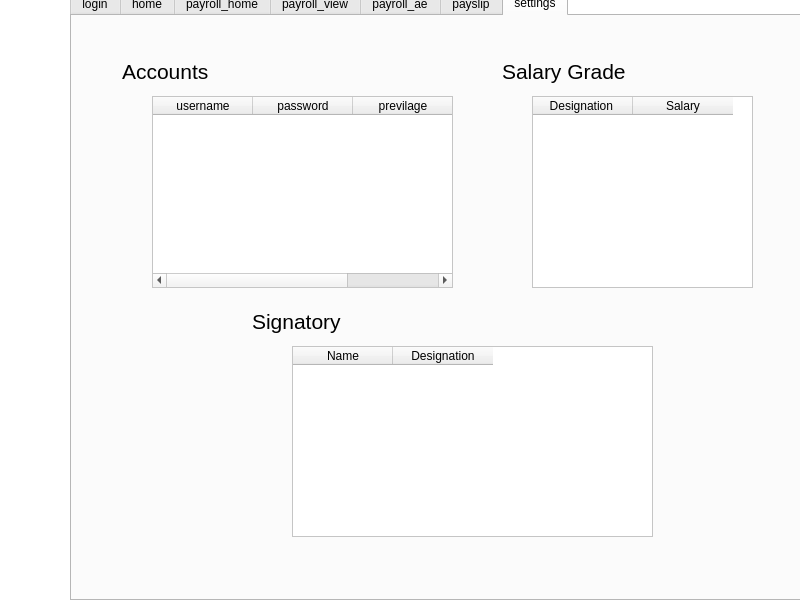
The window that Payroll_System.ui (jaspernicholfabella/payroll-system) describes before a commit, drawn with Qt 5.
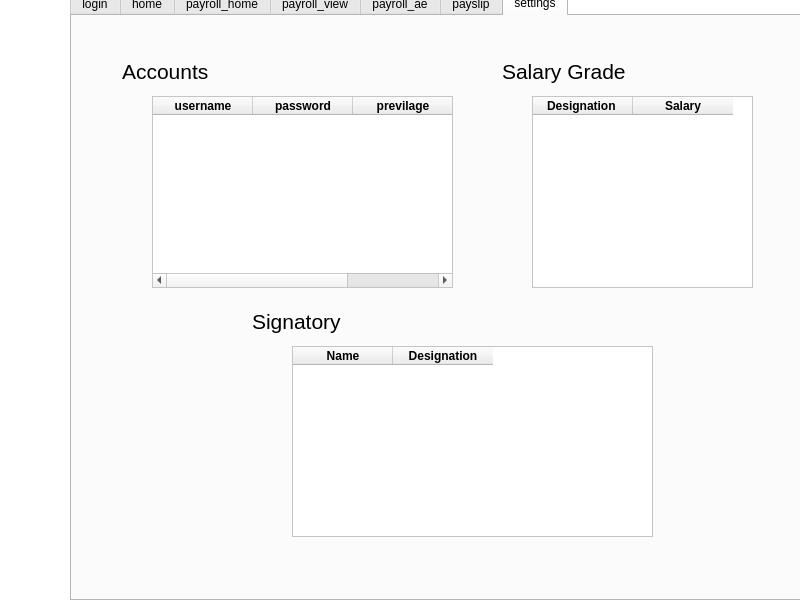
The same window after the commit. Icons and pictures are not drawn.

```diff
--- a/Payroll_System.ui
+++ b/Payroll_System.ui
@@ -1889,16 +1889,34 @@
        <property name="text">
         <string>username</string>
        </property>
+       <property name="font">
+        <font>
+         <weight>75</weight>
+         <bold>true</bold>
+        </font>
+       </property>
       </column>
       <column>
        <property name="text">
         <string>password</string>
        </property>
+       <property name="font">
+        <font>
+         <weight>75</weight>
+         <bold>true</bold>
+        </font>
+       </property>
       </column>
       <column>
        <property name="text">
         <string>previlage</string>
        </property>
+       <property name="font">
+        <font>
+         <weight>75</weight>
+         <bold>true</bold>
+        </font>
+       </property>
       </column>
      </widget>
      <widget class="QLabel" name="label_14">
@@ -2026,11 +2044,23 @@
        <property name="text">
         <string>Name</string>
        </property>
+       <property name="font">
+        <font>
+         <weight>75</weight>
+         <bold>true</bold>
+        </font>
+       </property>
       </column>
       <column>
        <property name="text">
         <string>Designation</string>
        </property>
+       <property name="font">
+        <font>
+         <weight>75</weight>
+         <bold>true</bold>
+        </font>
+       </property>
       </column>
      </widget>
      <widget class="QLabel" name="label_15">
@@ -2064,11 +2094,23 @@
        <property name="text">
         <string>Designation </string>
        </property>
+       <property name="font">
+        <font>
+         <weight>75</weight>
+         <bold>true</bold>
+        </font>
+       </property>
       </column>
       <column>
        <property name="text">
         <string>Salary</string>
        </property>
+       <property name="font">
+        <font>
+         <weight>75</weight>
+         <bold>true</bold>
+        </font>
+       </property>
       </column>
      </widget>
      <widget class="QPushButton" name="settings_delete_salary_grade">
```
Left out of the diff: 37 changed lines with no effect on the pictures.
